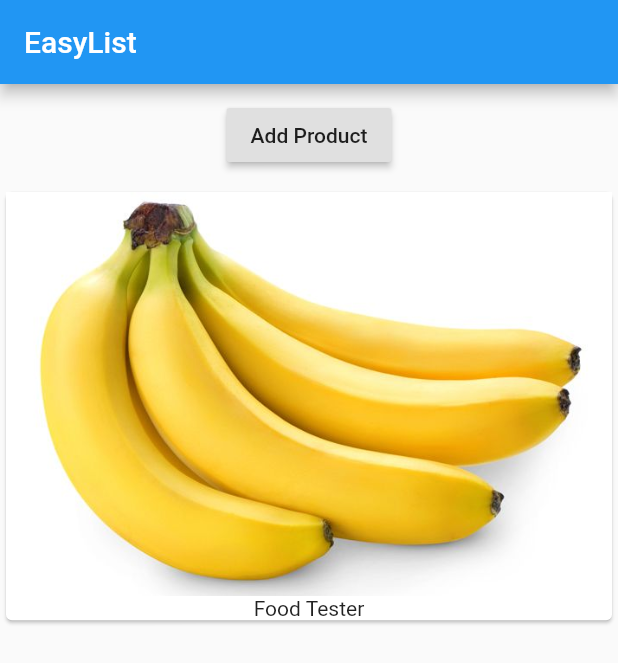
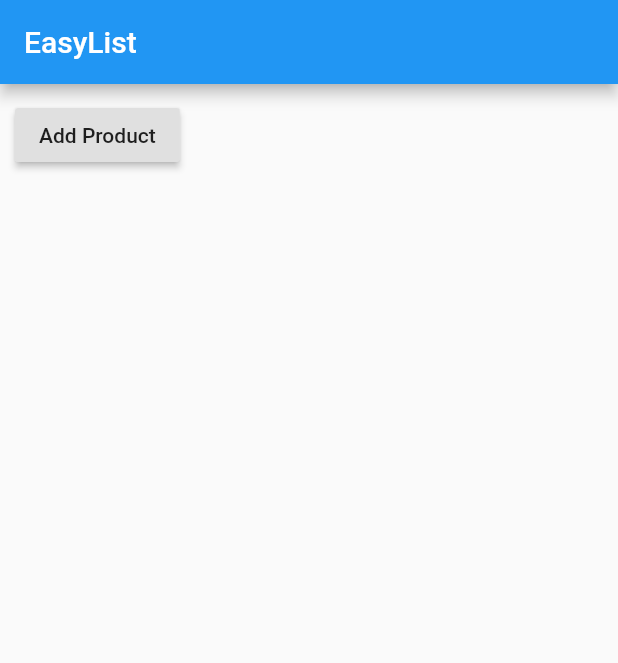
Before and after one commit to damirbar/flutter_course_udemy, a Flutter app: the screen it shows after launch, on a phone screen of 412 x 824 dp. Shown: the top 663 px of the screen. Run offline on Flutter 3.47's test engine with Material 2 defaults, Android fonts, the phone set to English and light mode, and no system bars.

Commit message:
until 2:14:11 - moved the products the the new file products.dart

```diff
--- a/lib/main.dart
+++ b/lib/main.dart
@@ -37,17 +37,6 @@ class _MyAppState extends State<MyApp> {
                 child: Text('Add Product')
               ),
             ),
-            Column(children:
-              _products.map((elem) => Card(
-                child: Column(
-                  children: <Widget>[
-                    Image.asset('assets/banana.jpg'),
-                    Text(elem)
-                  ],
-                ),
-              ))
-              .toList(),
-            )
           ],
         )
       ),
```
Also changed, not shown: lib/products.dart (added, +26 -0 lines).
